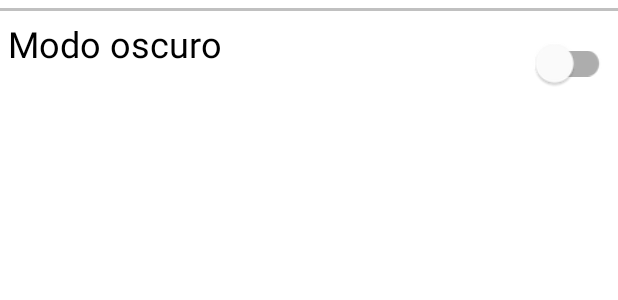
After one commit to Ozgewn/MyVideoGameList, an Android app: the layout fragment_ajustes.xml on its own in the app's theme, with its tools: preview values and no code run, on a phone screen of 412 x 824 dp. The commit adds this screen. Shown: the top 300 px of the screen. Run offline under Robolectric (Android 15) with nearby library versions, the phone set to English and light mode, and no system bars; network calls fail.

Commit message:
Implementado modo oscuro + arreglados bugs importantes
toca hacer lo de cambiar el correo, nombre usuario y contraseña

```diff
--- a/APP/app/src/main/AndroidManifest.xml
+++ b/APP/app/src/main/AndroidManifest.xml
@@ -17,7 +17,8 @@
             android:name="com.example.myvideogamelist.views.actividades.MainActivity"
             android:exported="true"
             android:screenOrientation="portrait"
-            android:windowSoftInputMode="adjustPan">
+            android:windowSoftInputMode="adjustPan"
+            android:theme="@style/Theme.MyVideoGameList">
             <intent-filter>
                 <action android:name="android.intent.action.MAIN" />
 
--- a/APP/app/src/main/res/drawable/rectangle.xml
+++ b/APP/app/src/main/res/drawable/rectangle.xml
@@ -1,6 +1,6 @@
 <?xml version="1.0" encoding="UTF-8"?>
 <shape xmlns:android="http://schemas.android.com/apk/res/android" android:id="@+id/listview_background_shape">
-    <stroke android:width="2dp" android:color="#ff207d94" />
+    <stroke android:width="2dp" android:color="?android:attr/textColorPrimary" /> <!-- #ff207d94 -->
     <padding android:left="2dp"
         android:top="2dp"
         android:right="2dp"
--- /dev/null
+++ b/APP/app/src/main/res/layout/fragment_ajustes.xml
@@ -0,0 +1,38 @@
+<?xml version="1.0" encoding="utf-8"?>
+<androidx.constraintlayout.widget.ConstraintLayout xmlns:android="http://schemas.android.com/apk/res/android"
+    xmlns:tools="http://schemas.android.com/tools"
+    android:layout_width="match_parent"
+    android:layout_height="match_parent"
+    xmlns:app="http://schemas.android.com/apk/res-auto"
+    tools:context=".views.fragments.AjustesFragment">
+
+    <View
+        android:id="@+id/vwSeparador"
+        app:layout_constraintTop_toTopOf="parent"
+        android:layout_marginTop="5dp"
+        android:layout_width="match_parent"
+        android:layout_height="2dp"
+        android:background="#c0c0c0" />
+
+    <TextView
+        android:id="@+id/tVModoOscuro"
+        android:layout_width="wrap_content"
+        android:layout_height="wrap_content"
+        app:layout_constraintTop_toBottomOf="@id/vwSeparador"
+        android:textSize="24dp"
+        android:textColor="@color/black"
+        android:layout_margin="5dp"
+        app:layout_constraintLeft_toLeftOf="parent"
+        android:text="Modo oscuro" />
+
+    <com.google.android.material.switchmaterial.SwitchMaterial
+        android:id="@+id/swModoOscuro"
+        android:layout_width="wrap_content"
+        app:layout_constraintTop_toTopOf="@id/tVModoOscuro"
+        app:layout_constraintRight_toRightOf="parent"
+        android:layout_margin="5dp"
+        android:scaleX="1.25"
+        android:scaleY="1.25"
+        android:layout_height="wrap_content" />
+
+</androidx.constraintlayout.widget.ConstraintLayout>
--- a/APP/app/src/main/res/layout/item_info_videojuego.xml
+++ b/APP/app/src/main/res/layout/item_info_videojuego.xml
@@ -66,7 +66,7 @@
         android:id="@+id/tVNombreVideojuego"
         android:layout_width="wrap_content"
         android:layout_height="wrap_content"
-        android:textColor="@color/black"
+        android:textColor="?android:attr/textColorPrimary"
         android:textSize="17sp"
         app:layout_constraintLeft_toLeftOf="@id/iVImagenVideojuego"
         app:layout_constraintTop_toBottomOf="@id/iVImagenVideojuego"
--- a/APP/app/src/main/res/menu/navigation_drawer.xml
+++ b/APP/app/src/main/res/menu/navigation_drawer.xml
@@ -2,7 +2,7 @@
 <menu xmlns:android="http://schemas.android.com/apk/res/android">
     <group
         android:id="@+id/group1"
-        android:checkableBehavior="single">
+        android:checkableBehavior="none">
         <item
             android:id="@+id/item_Ajustes"
             android:icon="@drawable/ic_engranaje"
--- a/APP/app/src/main/res/navigation/main_content_nav_graph.xml
+++ b/APP/app/src/main/res/navigation/main_content_nav_graph.xml
@@ -35,4 +35,9 @@
         android:name="com.example.myvideogamelist.views.fragments.PerfilFragment"
         android:label="fragment_perfil"
         tools:layout="@layout/fragment_perfil" />
+    <fragment
+        android:id="@+id/ajustesFragment"
+        android:name="com.example.myvideogamelist.views.fragments.AjustesFragment"
+        android:label="fragment_ajustes"
+        tools:layout="@layout/fragment_ajustes" />
 </navigation>
--- a/APP/app/src/main/res/values-night/themes.xml
+++ /dev/null
@@ -1,16 +0,0 @@
-<resources xmlns:tools="http://schemas.android.com/tools">
-    <!-- Base application theme. -->
-    <style name="Theme.MyVideoGameList" parent="Theme.MaterialComponents.DayNight.DarkActionBar">
-        <!-- Primary brand color. -->
-        <item name="colorPrimary">@color/purple_200</item>
-        <item name="colorPrimaryVariant">@color/purple_700</item>
-        <item name="colorOnPrimary">@color/black</item>
-        <!-- Secondary brand color. -->
-        <item name="colorSecondary">@color/teal_200</item>
-        <item name="colorSecondaryVariant">@color/teal_200</item>
-        <item name="colorOnSecondary">@color/black</item>
-        <!-- Status bar color. -->
-        <item name="android:statusBarColor" tools:targetApi="l">?attr/colorPrimaryVariant</item>
-        <!-- Customize your theme here. -->
-    </style>
-</resources>
--- a/APP/app/src/main/res/values/themes.xml
+++ b/APP/app/src/main/res/values/themes.xml
@@ -11,7 +11,11 @@
         <item name="colorOnSecondary">@color/black</item>
         <!-- Status bar color. -->
         <item name="android:statusBarColor" tools:targetApi="l">?attr/colorPrimaryVariant</item>
+        <item name="windowActionBar">false</item>
+        <item name="windowNoTitle">true</item>
         <!-- Customize your theme here. -->
+        <item name="android:actionMenuTextColor">?android:attr/textColorPrimary</item>
+        <item name="android:actionMenuTextAppearance">?android:attr/textColorPrimary</item>
     </style>
     <style name="roundedImageViewRounded">
         <item name="cornerFamily">rounded</item>
```
Also changed, not shown: APP/app/src/main/java/com/example/myvideogamelist/utils/SharedPreferencesManager.kt (added, +21 -0 lines), APP/app/src/main/java/com/example/myvideogamelist/views/fragments/AjustesFragment.kt (added, +48 -0 lines), APP/app/src/main/java/com/example/myvideogamelist/views/fragments/AnyadirOEditarFragment.kt (+34 -13 lines), APP/app/src/main/java/com/example/myvideogamelist/views/fragments/MainContentFragment.kt (+16 -11 lines), APP/app/src/main/java/com/example/myvideogamelist/views/fragments/RankingFragment.kt (+11 -1 lines), APP/app/src/main/res/layout/fragment_anyadir_o_editar.xml (+4 -3 lines), APP/app/src/main/res/layout/item_mi_lista_videojuego.xml (+5 -2 lines).
